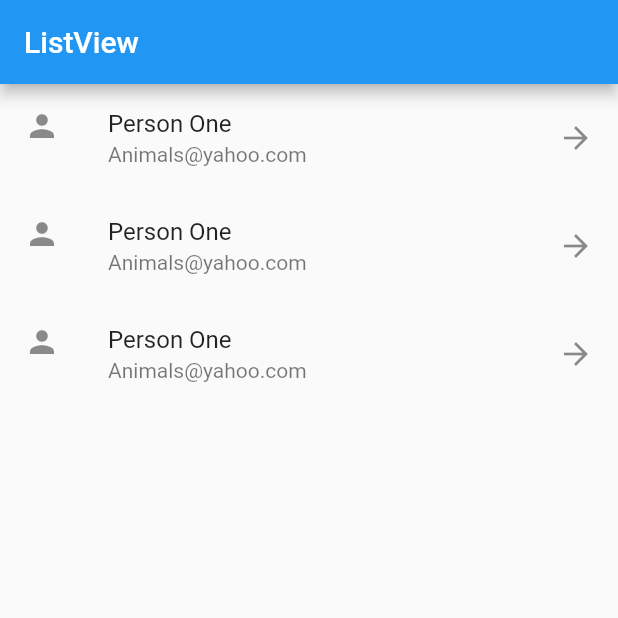
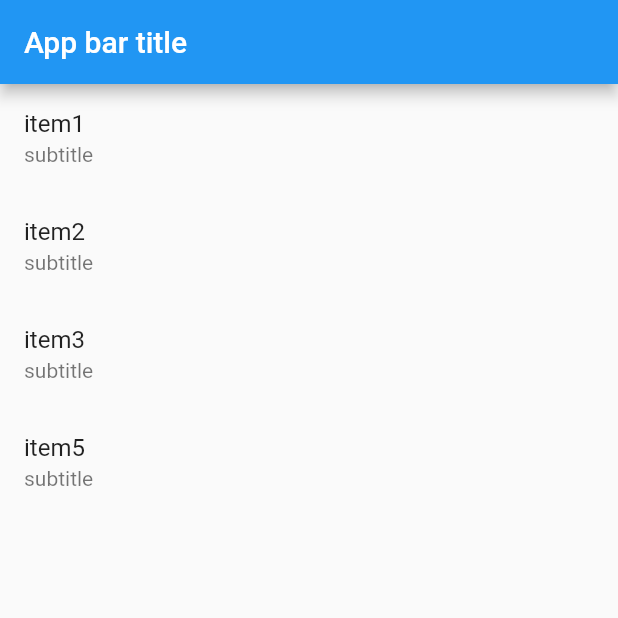
Before and after one commit to CaptainStorm21/flutter_todo_list, a Flutter app: the screen it shows after launch, on a phone screen of 412 x 824 dp, the top half of it. Run offline on Flutter 3.47's test engine with Material 2 defaults, Android fonts, the phone set to English and light mode, and no system bars.

Commit message:
updated subtitle

```diff
--- a/lib/main.dart
+++ b/lib/main.dart
@@ -1,36 +1,39 @@
 import 'package:flutter/material.dart';
+// ignore_for_file: prefer_const_constructors
+
 
 void main() => runApp(MyListView());
 
 class MyListView extends StatelessWidget {
+
   @override
   Widget build(BuildContext context) {
+
+    final items = [
+      'item1',
+      'item2',
+      'item3',
+      'item5'
+    ];
+
     return MaterialApp(
+      title: 'Example',
       home: Scaffold(
-          appBar: AppBar(title: Text('ListView')),
-          body: ListView(children: [
-            ListTile(
-              leading: Icon(Icons.person),
-              title: Text('Person One'),
-              subtitle: Text('Animals@yahoo.com'),
-              trailing: Icon(Icons.arrow_forward),
-              onTap: () => print('hellow world'),
-            ),
-                        ListTile(
-              leading: Icon(Icons.person),
-              title: Text('Person One'),
-              subtitle: Text('Animals@yahoo.com'),
-              trailing: Icon(Icons.arrow_forward),
-              onTap: () => print('hellow world'),
-            ),
-                        ListTile(
-              leading: Icon(Icons.person),
-              title: Text('Person One'),
-              subtitle: Text('Animals@yahoo.com'),
-              trailing: Icon(Icons.arrow_forward),
-              onTap: () => print('hellow world'),
-            ),
-          ])),
+        appBar: AppBar(title: Text('App bar title')),
+        body: ListView.builder(
+          itemCount: items.length,
+          itemBuilder:(context, index) {
+            final item = items[index];
+            return ListTile(
+              title: Text(item),
+              subtitle: Text('subtitle'),
+              onTap: (){
+                print('You just clicked on $item');
+              }
+            );
+          }
+        )
+      )
     );
   }
 }
```
